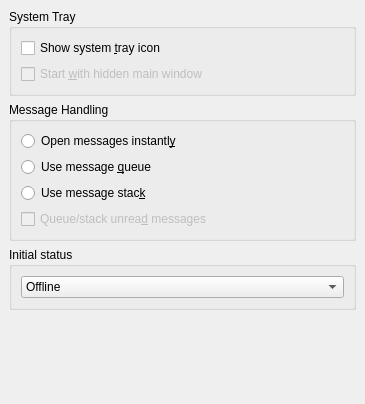
The window that kopete/config/behavior/behaviorconfig_general.ui (KDE/kopete) describes before a commit, drawn with Qt 5.
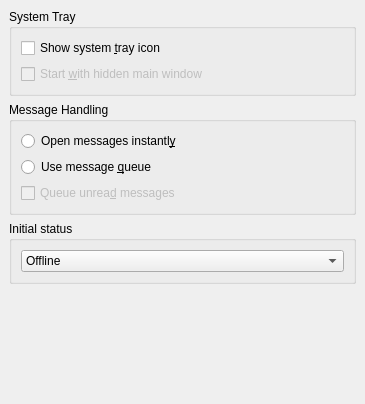
The same window after the commit.

Commit message: Remove old unused option "Use message stack" whose only purpose was to confuse me, approved by Matt Rogers.

Diff of the .ui file:
```diff
--- a/kopete/config/behavior/behaviorconfig_general.ui
+++ b/kopete/config/behavior/behaviorconfig_general.ui
@@ -101,19 +101,6 @@
         </property>
        </widget>
       </item>
-      <item>
-       <widget class="QRadioButton" name="kcfg_useMessageStack" >
-        <property name="toolTip" >
-         <string>Use a message stack to store incoming messages</string>
-        </property>
-        <property name="whatsThis" >
-         <string>Store new incoming messages in a message stack. New messages are messages that cannot be displayed in an already open chat window. Only queued or stacked messages trigger notification via chat window and system tray icon animations.</string>
-        </property>
-        <property name="text" >
-         <string>Use message stac&amp;k</string>
-        </property>
-       </widget>
-      </item>
       <item>
        <widget class="QCheckBox" name="kcfg_queueUnreadMessages" >
         <property name="enabled" >
@@ -126,7 +113,7 @@
          <string>Unread messages are messages that will be displayed in an already opened but inactive chat window. Only incoming queued messages trigger notification via chat window and system tray icon animations. With this option disabled only new incoming messages are queued, i.e. messages that cannot be displayed in an already open chat window.</string>
         </property>
         <property name="text" >
-         <string>Queue/stack unrea&amp;d messages</string>
+         <string>Queue unrea&amp;d messages</string>
         </property>
        </widget>
       </item>
```
Left out of the diff: 4 changed lines with no effect on the pictures. The commit also changes 5 other files.
